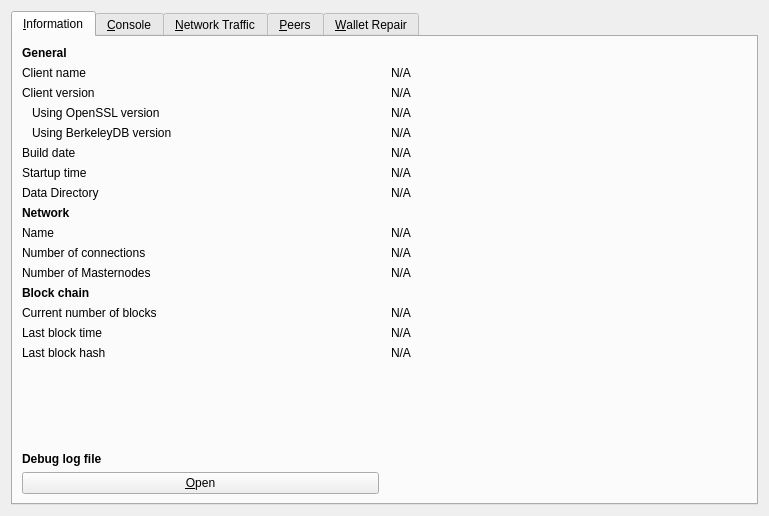
The window that src/qt/forms/rpcconsole.ui (sportiwo/allforonebusiness) describes before a commit, drawn with Qt 5.
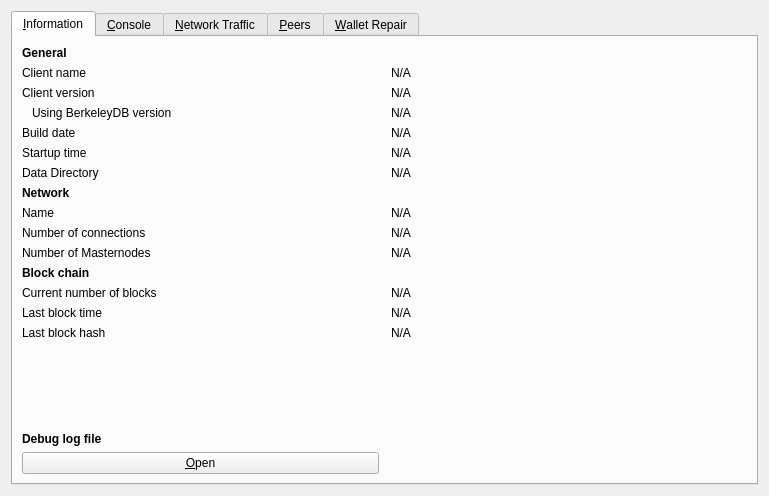
The same window after the commit. The open tabs and pages were chosen to show the change. Icons and pictures are not drawn. Custom widgets are drawn as their Qt base class.

```diff
--- a/src/qt/forms/rpcconsole.ui
+++ b/src/qt/forms/rpcconsole.ui
@@ -7,7 +7,7 @@
     <x>0</x>
     <y>0</y>
     <width>769</width>
-    <height>516</height>
+    <height>496</height>
    </rect>
   </property>
   <property name="windowTitle">
@@ -27,13 +27,6 @@
        <property name="horizontalSpacing">
         <number>12</number>
        </property>
-       <item row="7" column="1">
-        <widget class="QLabel" name="dataDir">
-         <property name="text">
-          <string>N/A</string>
-         </property>
-        </widget>
-       </item>
        <item row="0" column="0">
         <widget class="QLabel" name="generalHeader">
          <property name="font">
@@ -94,32 +87,6 @@
         </widget>
        </item>
        <item row="3" column="0">
-        <widget class="QLabel" name="openSSLVersionLabel">
-         <property name="text">
-          <string>Using OpenSSL version</string>
-         </property>
-         <property name="indent">
-          <number>10</number>
-         </property>
-        </widget>
-       </item>
-       <item row="3" column="1">
-        <widget class="QLabel" name="openSSLVersion">
-         <property name="cursor">
-          <cursorShape>IBeamCursor</cursorShape>
-         </property>
-         <property name="text">
-          <string>N/A</string>
-         </property>
-         <property name="textFormat">
-          <enum>Qt::PlainText</enum>
-         </property>
-         <property name="textInteractionFlags">
-          <set>Qt::LinksAccessibleByMouse|Qt::TextSelectableByKeyboard|Qt::TextSelectableByMouse</set>
-         </property>
-        </widget>
-       </item>
-       <item row="4" column="0">
         <widget class="QLabel" name="berkeleyDBVersionLabel">
          <property name="text">
           <string>Using BerkeleyDB version</string>
@@ -129,7 +96,7 @@
          </property>
         </widget>
        </item>
-       <item row="4" column="1">
+       <item row="3" column="1">
         <widget class="QLabel" name="berkeleyDBVersion">
          <property name="cursor">
           <cursorShape>IBeamCursor</cursorShape>
@@ -145,14 +112,14 @@
          </property>
         </widget>
        </item>
-       <item row="5" column="0">
+       <item row="4" column="0">
         <widget class="QLabel" name="buildDateLabel">
          <property name="text">
           <string>Build date</string>
          </property>
         </widget>
        </item>
-       <item row="5" column="1">
+       <item row="4" column="1">
         <widget class="QLabel" name="buildDate">
          <property name="cursor">
           <cursorShape>IBeamCursor</cursorShape>
@@ -168,14 +135,14 @@
          </property>
         </widget>
        </item>
-       <item row="6" column="0">
+       <item row="5" column="0">
         <widget class="QLabel" name="startupTimeLabel">
          <property name="text">
           <string>Startup time</string>
          </property>
         </widget>
        </item>
-       <item row="6" column="1">
+       <item row="5" column="1">
         <widget class="QLabel" name="startupTime">
          <property name="cursor">
           <cursorShape>IBeamCursor</cursorShape>
@@ -191,7 +158,21 @@
          </property>
         </widget>
        </item>
-       <item row="8" column="0">
+       <item row="6" column="0">
+        <widget class="QLabel" name="dataDirLabel">
+         <property name="text">
+          <string>Data Directory</string>
+         </property>
+        </widget>
+       </item>
+       <item row="6" column="1">
+        <widget class="QLabel" name="dataDir">
+         <property name="text">
+          <string>N/A</string>
+         </property>
+        </widget>
+       </item>
+       <item row="7" column="0">
         <widget class="QLabel" name="networkHeader">
          <property name="font">
           <font>
@@ -204,14 +185,14 @@
          </property>
         </widget>
        </item>
-       <item row="9" column="0">
+       <item row="8" column="0">
         <widget class="QLabel" name="networkNameLabel">
          <property name="text">
           <string>Name</string>
          </property>
         </widget>
        </item>
-       <item row="9" column="1">
+       <item row="8" column="1">
         <widget class="QLabel" name="networkName">
          <property name="cursor">
           <cursorShape>IBeamCursor</cursorShape>
@@ -227,14 +208,14 @@
          </property>
         </widget>
        </item>
-       <item row="10" column="0">
+       <item row="9" column="0">
         <widget class="QLabel" name="numberOfConnectionsLabel">
          <property name="text">
           <string>Number of connections</string>
          </property>
         </widget>
        </item>
-       <item row="10" column="1">
+       <item row="9" column="1">
         <widget class="QLabel" name="numberOfConnections">
          <property name="cursor">
           <cursorShape>IBeamCursor</cursorShape>
@@ -250,14 +231,14 @@
          </property>
         </widget>
        </item>
-       <item row="11" column="0">
+       <item row="10" column="0">
         <widget class="QLabel" name="masternodeCountLabel">
          <property name="text">
           <string>Number of Masternodes</string>
          </property>
         </widget>
        </item>
-       <item row="11" column="1">
+       <item row="10" column="1">
         <widget class="QLabel" name="masternodeCount">
          <property name="cursor">
           <cursorShape>IBeamCursor</cursorShape>
@@ -273,7 +254,7 @@
          </property>
         </widget>
        </item>
-       <item row="12" column="0">
+       <item row="11" column="0">
         <widget class="QLabel" name="blockchainHeader">
          <property name="font">
           <font>
@@ -286,14 +267,14 @@
          </property>
         </widget>
        </item>
-       <item row="13" column="0">
+       <item row="12" column="0">
         <widget class="QLabel" name="numberOfBlocksLabel">
          <property name="text">
           <string>Current number of blocks</string>
          </property>
         </widget>
        </item>
-       <item row="13" column="1">
+       <item row="12" column="1">
         <widget class="QLabel" name="numberOfBlocks">
          <property name="cursor">
           <cursorShape>IBeamCursor</cursorShape>
@@ -309,14 +290,14 @@
          </property>
         </widget>
        </item>
-       <item row="14" column="0">
+       <item row="13" column="0">
         <widget class="QLabel" name="lastBlockTimeLabel">
          <property name="text">
           <string>Last block time</string>
          </property>
         </widget>
        </item>
-       <item row="14" column="1">
+       <item row="13" column="1">
         <widget class="QLabel" name="lastBlockTime">
          <property name="cursor">
           <cursorShape>IBeamCursor</cursorShape>
@@ -332,7 +313,21 @@
          </property>
         </widget>
        </item>
-       <item row="16" column="0">
+       <item row="14" column="0">
+        <widget class="QLabel" name="lastBlockHashLabel">
+         <property name="text">
+          <string>Last block hash</string>
+         </property>
+        </widget>
+       </item>
+       <item row="14" column="1">
+        <widget class="QLabel" name="lastBlockHash">
+         <property name="text">
+          <string>N/A</string>
+         </property>
+        </widget>
+       </item>
+       <item row="15" column="0">
         <spacer name="verticalSpacer_2">
          <property name="orientation">
           <enum>Qt::Vertical</enum>
@@ -345,7 +340,7 @@
          </property>
         </spacer>
        </item>
-       <item row="17" column="0">
+       <item row="16" column="0">
         <widget class="QLabel" name="debugLogFileHeader">
          <property name="font">
           <font>
@@ -358,7 +353,7 @@
          </property>
         </widget>
        </item>
-       <item row="18" column="0">
+       <item row="17" column="0">
         <widget class="QPushButton" name="openDebugLogfileButton">
          <property name="toolTip">
           <string>Open the AllForOneBusiness debug log file from the current data directory. This can take a few seconds for large log files.</string>
@@ -371,27 +366,6 @@
          </property>
         </widget>
        </item>
-       <item row="7" column="0">
-        <widget class="QLabel" name="dataDirLabel">
-         <property name="text">
-          <string>Data Directory</string>
-         </property>
-        </widget>
-       </item>
-       <item row="15" column="0">
-        <widget class="QLabel" name="lastBlockHashLabel">
-         <property name="text">
-          <string>Last block hash</string>
-         </property>
-        </widget>
-       </item>
-       <item row="15" column="1">
-        <widget class="QLabel" name="lastBlockHash">
-         <property name="text">
-          <string>N/A</string>
-         </property>
-        </widget>
-       </item>
       </layout>
      </widget>
      <widget class="QWidget" name="tab_console">
```
